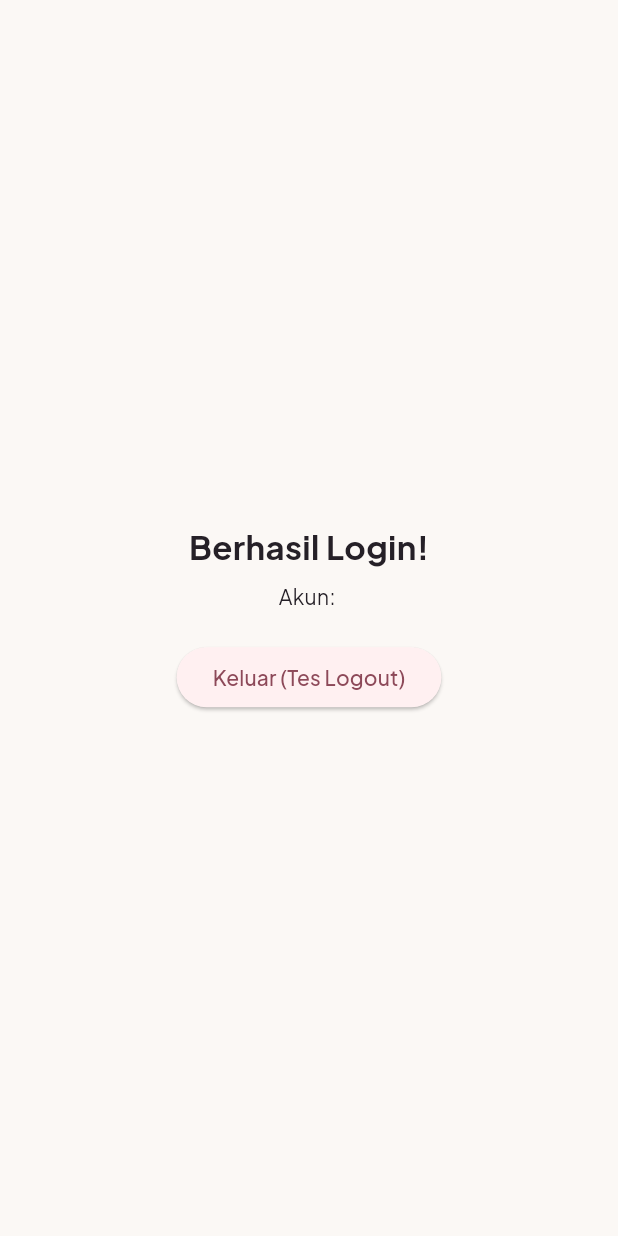
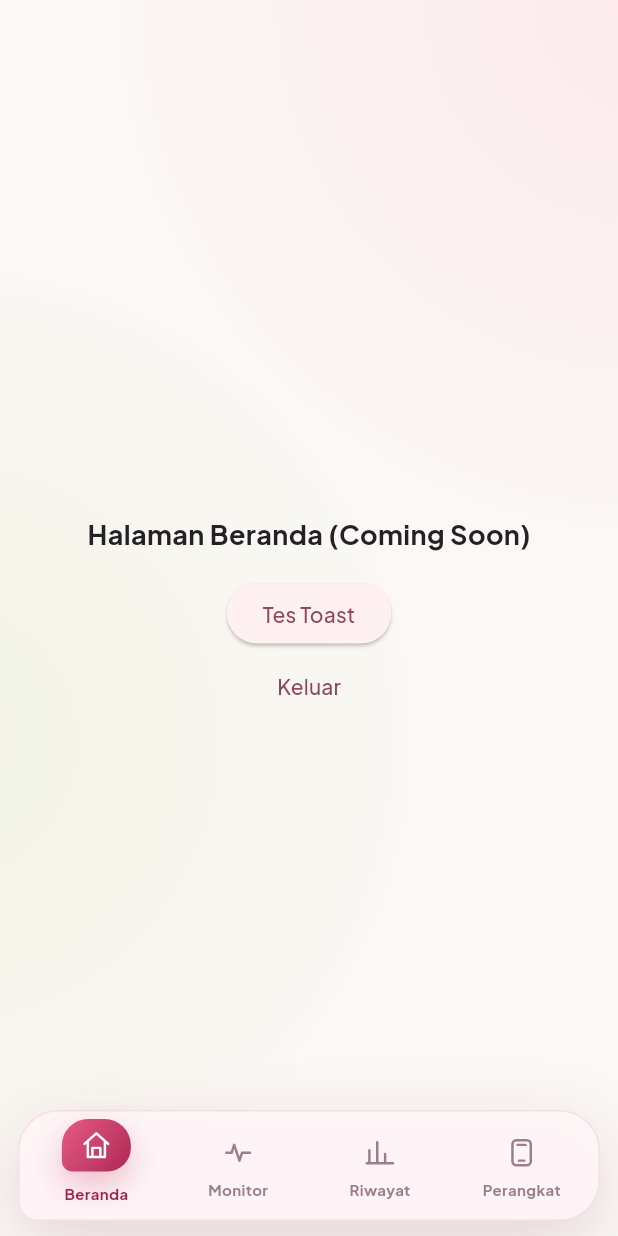
Before and after one commit to WhyoouSm1Le/taugeKu, a Flutter app: the screen it shows once a user with an empty profile is signed in, on a phone screen of 412 x 824 dp. Run offline on Flutter 3.47's test engine with Material 3 defaults, Android fonts, the phone set to English and light mode, and no system bars; our stand-ins replace device_preview, firebase_auth, firebase_core, flutter_svg, google_fonts; accounts and stored records are empty.

Commit message:
Progress 2: kerangka MainShell, navigasi bawah, dan toast

```diff
--- a/lib/main.dart
+++ b/lib/main.dart
@@ -7,7 +7,10 @@ import 'package:taugeku_mobile03/core/app_colors.dart';
 import 'package:taugeku_mobile03/core/app_theme.dart';
 import 'package:taugeku_mobile03/firebase_options.dart';
 import 'package:taugeku_mobile03/providers/auth_provider.dart';
+import 'package:taugeku_mobile03/providers/navigation_provider.dart';
+import 'package:taugeku_mobile03/providers/toast_provider.dart';
 import 'package:taugeku_mobile03/screens/login_screen.dart';
+import 'package:taugeku_mobile03/screens/main_shell.dart';
 
 Future<void> main() async {
   WidgetsFlutterBinding.ensureInitialized();
@@ -29,6 +32,8 @@ class TaugeKuApp extends StatelessWidget {
     return MultiProvider(
       providers: [
         ChangeNotifierProvider(create: (_) => AuthProvider()),
+        ChangeNotifierProvider(create: (_) => NavigationProvider()),
+        ChangeNotifierProvider(create: (_) => ToastProvider()),
       ],
       child: MaterialApp(
         title: 'TaugeKu',
@@ -58,38 +63,6 @@ class AuthGate extends StatelessWidget {
       );
     }
 
-    return auth.isLoggedIn ? const _PlaceholderHome() : const LoginScreen();
+    return auth.isLoggedIn ? const MainShell() : const LoginScreen();
   }
 }
-
-class _PlaceholderHome extends StatelessWidget {
-  const _PlaceholderHome();
-
-  @override
-  Widget build(BuildContext context) {
-    final email = context.watch<AuthProvider>().email ?? '-';
-    return Scaffold(
-      body: Center(
-        child: Column(
-          mainAxisSize: MainAxisSize.min,
-          children: [
-            const Text(
-              "Berhasil Login!",
-              style: TextStyle(
-                fontSize: 22,
-                fontWeight: FontWeight.bold,
-              ),
-            ),
-            const SizedBox(height: 8),
-            Text('Akun: $email'),
-            const SizedBox(height: 20),
-            ElevatedButton(
-              onPressed: () => context.read<AuthProvider>().signOut(),
-              child: const Text('Keluar (Tes Logout)'),
-            )
-          ],
-        ),
-      ),
-    );
-  }
-}
--- /dev/null
+++ b/lib/providers/navigation_provider.dart
@@ -0,0 +1,34 @@
+import 'package:flutter/foundation.dart';
+
+enum AppTab { home, monitor, history, devices, profile }
+
+class NavigationProvider extends ChangeNotifier {
+  AppTab _currentTab = AppTab.home;
+  bool _isNotificationOpen = false;
+
+  AppTab get currentTab => _currentTab;
+  bool get isNotificationOpen => _isNotificationOpen;
+
+  void setTab(AppTab tab) {
+    _currentTab = tab;
+    _isNotificationOpen = false;
+    notifyListeners();
+  }
+
+  void toggleNotifications() {
+    _isNotificationOpen = ! _isNotificationOpen;
+    notifyListeners();
+  }
+
+  void closeNotifications() {
+    if (! _isNotificationOpen) return;
+    _isNotificationOpen = false;
+    notifyListeners();
+  }
+
+  void reset() {
+    _currentTab = AppTab.home;
+    _isNotificationOpen = false;
+    notifyListeners();
+  }
+}
--- /dev/null
+++ b/lib/providers/toast_provider.dart
@@ -0,0 +1,25 @@
+import 'dart:async';
+import 'package:flutter/foundation.dart';
+
+class ToastProvider extends ChangeNotifier{
+  String? _message;
+  Timer? _timer;
+
+  String? get message => _message;
+
+  void show(String text) {
+    _timer?.cancel();
+    _message = text;
+    notifyListeners();
+    _timer = Timer(const Duration(milliseconds: 2600), (){
+      _message = null;
+      notifyListeners();
+    });
+  }
+
+  @override
+  void dispose() {
+    _timer?.cancel();
+    super.dispose();
+  }
+}
--- /dev/null
+++ b/lib/screens/main_shell.dart
@@ -0,0 +1,88 @@
+import 'package:flutter/material.dart';
+import 'package:provider/provider.dart';
+
+import '../providers/auth_provider.dart';
+import '../providers/navigation_provider.dart';
+import '../providers/toast_provider.dart';
+import '../widgets/app_background.dart';
+import '../widgets/app_bottom_nav.dart';
+import '../widgets/app_toast.dart';
+
+class MainShell extends StatelessWidget {
+  const MainShell({super.key});
+
+  @override
+  Widget build(BuildContext context) {
+    final tab = context.select<NavigationProvider, AppTab>((n) => n.currentTab);
+    final bottomInset = MediaQuery.paddingOf(context).bottom;
+
+    final Widget screen = switch (tab) {
+      AppTab.home => const _PlaceholderTab(title: 'Halaman Beranda (Coming Soon)'),
+      AppTab.monitor => const _PlaceholderTab(title: 'Halaman Monitoring (Coming Soon)'),
+      AppTab.history => const _PlaceholderTab(title: 'Halaman Riwayat (Coming Soon)'),
+      AppTab.devices => const _PlaceholderTab(title: 'Halaman Perangkat (Coming Soon)'),
+      AppTab.profile => const _PlaceholderTab(title: 'Halaman Profil (Coming Soon)'),
+    };
+
+    return Scaffold(
+      body: AppBackground(
+        child: SafeArea(
+          bottom: false,
+          child: Stack(
+            children: [
+              // Isi halaman utama
+              Positioned.fill(
+                child: AnimatedSwitcher(
+                  duration: const Duration(milliseconds: 250),
+                  child: KeyedSubtree(key: ValueKey(tab), child: screen),
+                ),
+              ),
+
+              // Navigasi bawah melayang
+              Positioned(
+                left: 12,
+                right: 12,
+                bottom: 10 + bottomInset,
+                child: const AppBottomNav(),
+              ),
+
+              // Toast melayang di atas navigasi bawah
+              Positioned(
+                left: 30,
+                right: 30,
+                bottom: 91 + bottomInset,
+                child: const IgnorePointer(child: AppToast()),
+              ),
+            ],
+          ),
+        ),
+      ),
+    );
+  }
+}
+
+class _PlaceholderTab extends StatelessWidget {
+  const _PlaceholderTab({required this.title});
+  final String title;
+
+  @override
+  Widget build(BuildContext context) {
+    return Center(
+      child: Column(
+        mainAxisSize: MainAxisSize.min,
+        children: [
+          Text(title, style: const TextStyle(fontSize: 18, fontWeight: FontWeight.w700)),
+          const SizedBox(height: 16),
+          ElevatedButton(
+            onPressed: () => context.read<ToastProvider>().show('Toast dari $title'),
+            child: const Text('Tes Toast'),
+          ),
+          TextButton(
+            onPressed: () => context.read<AuthProvider>().signOut(),
+            child: const Text('Keluar'),
+          ),
+        ],
+      ),
+    );
+  }
+}
--- a/lib/widgets/app_background.dart
+++ b/lib/widgets/app_background.dart
@@ -39,6 +39,7 @@ class AppBackground extends StatelessWidget {
             )
           )
         ),
+        child,
       ],
     );
   }
--- /dev/null
+++ b/lib/widgets/app_bottom_nav.dart
@@ -0,0 +1,118 @@
+import 'package:flutter/material.dart';
+import 'package:provider/provider.dart';
+import 'package:taugeku_mobile03/core/app_colors.dart';
+import 'package:taugeku_mobile03/core/app_radius.dart';
+import 'package:taugeku_mobile03/core/app_text.dart';
+import 'package:taugeku_mobile03/providers/navigation_provider.dart';
+import 'package:taugeku_mobile03/widgets/app_icon.dart';
+
+class AppBottomNav extends StatelessWidget {
+  const AppBottomNav({super.key});
+
+  static const List<(AppTab, AppIcons, String)> _items = [
+    (AppTab.home, AppIcons.home, 'Beranda'),
+    (AppTab.monitor, AppIcons.pulse, 'Monitor'),
+    (AppTab.history, AppIcons.chart, 'Riwayat'),
+    (AppTab.devices, AppIcons.device, 'Perangkat'),
+  ];
+
+  @override
+  Widget build(BuildContext context) {
+    final current = context.select<NavigationProvider, AppTab>((n) => n.currentTab);
+    final nav = context.read<NavigationProvider>();
+
+    return Container(
+      height: 74,
+      padding: const EdgeInsets.symmetric(horizontal: 4, vertical: 7),
+      decoration: BoxDecoration(
+        color: const Color.fromRGBO(255, 245, 248, 0.95),
+        borderRadius: AppRadius.leaf(27, 13),
+        border: Border.all(color: const Color.fromRGBO(219, 90, 129, 0.15)),
+        boxShadow: const [
+          BoxShadow(
+            color: Color.fromRGBO(115, 42, 69, 0.17),
+            blurRadius: 40,
+            offset: Offset(0, 15),
+          )
+        ],
+      ),
+      child: Row(
+        children: [
+          for (final item in _items)
+          Expanded(
+            child: _NavItem(
+              icon: item.$2,
+              label: item.$3,
+              isActive: current == item.$1,
+              onTap: () => nav.setTab(item.$1),
+            )
+          )
+        ],
+      ),
+    );
+  }
+}
+
+class _NavItem extends StatelessWidget {
+  final AppIcons icon;
+  final String label;
+  final bool isActive;
+  final VoidCallback onTap;
+
+  const _NavItem({
+    required this.icon,
+    required this.label,
+    required this.isActive,
+    required this.onTap,
+  });
+
+  @override
+  Widget build(BuildContext context) {
+    return GestureDetector(
+      behavior: HitTestBehavior.opaque,
+      onTap: onTap,
+      child: Column(
+        mainAxisAlignment: MainAxisAlignment.center,
+        children: [
+          AnimatedContainer(
+            duration: const Duration(milliseconds: 300),
+            curve: Curves.easeInCubic,
+            width: 46,
+            height: isActive ? 35 : 29,
+            transform: Matrix4.translationValues(0, isActive ? -5 : 0, 0),
+            decoration: BoxDecoration(
+              borderRadius: isActive ? AppRadius.blob(35) : BorderRadius.circular(12),
+              gradient: isActive
+                  ? const LinearGradient(
+                    begin: Alignment.topLeft,
+                    end: Alignment.bottomRight,
+                    colors: [Color(0xFFE65B84), Color(0xFFAE2856)],
+                  )
+                  : null,
+              boxShadow: isActive
+                  ? const [
+                    BoxShadow(color: Color.fromRGBO(188, 47, 91, 0.28), blurRadius: 18, offset: Offset(0, 9))
+                  ]
+                  : null,
+            ),
+            alignment: Alignment.center,
+            child: AppIcon(
+              icon,
+              size: 21,
+              color: isActive ? Colors.white : const Color(0xFF9B7F89),
+            ),
+          ),
+          const SizedBox(height: 3),
+          Text(
+            label,
+            style: AppText.sans(
+              size: 10,
+              weight: FontWeight.w700,
+              color: isActive ? AppColors.pink700 : const Color(0xFF9B7F89),
+            ),
+          )
+        ],
+      ),
+    );
+  }
+}
```
Also changed, not shown: lib/widgets/app_toast.dart (added, +67 -0 lines).
